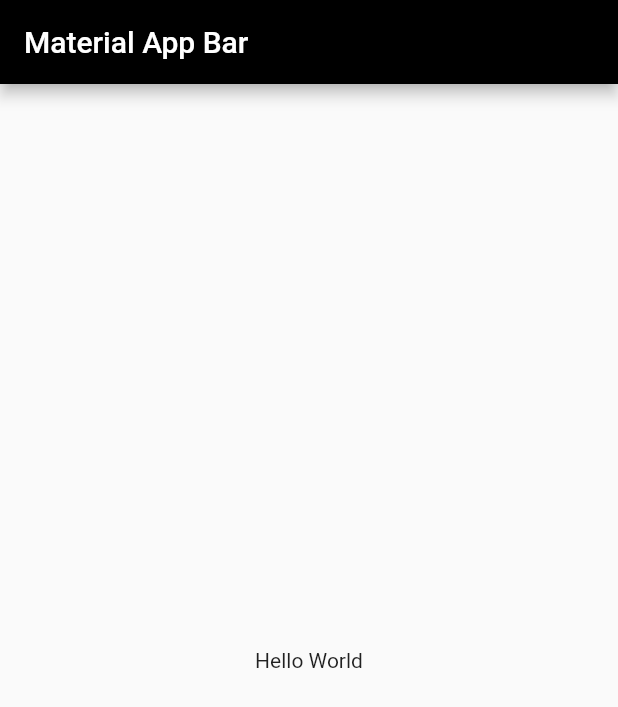
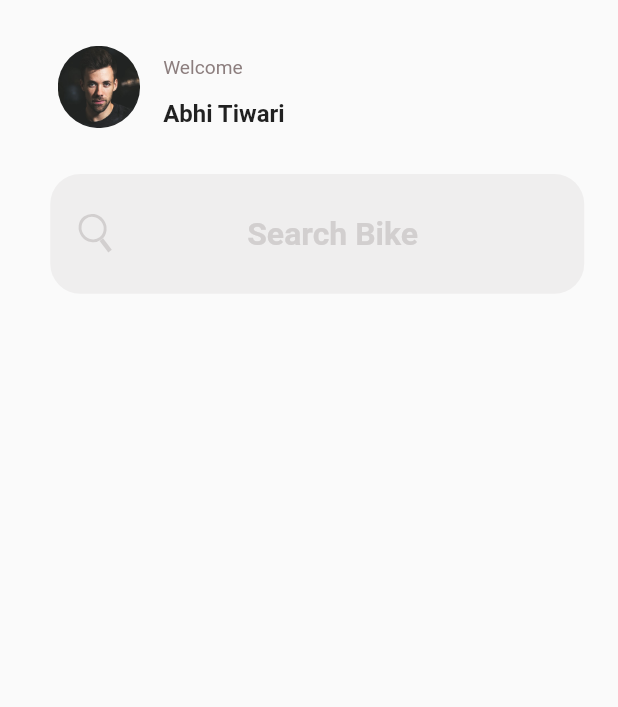
Before and after one commit to animeshxd/srchout_software_private_limited_assignment, a Flutter app: the screen it shows after launch, on a phone screen of 412 x 824 dp. Shown: the top 707 px of the screen. Run offline on Flutter 3.47's test engine with Material 2 defaults, Android fonts, the phone set to English and light mode, and no system bars; our stand-ins replace flutter_svg, google_fonts.

Commit message:
Add search filed and welcome widget

```diff
--- a/lib/main.dart
+++ b/lib/main.dart
@@ -1,6 +1,8 @@
 import 'package:flutter/material.dart';
 
 import 'constrains.dart';
+import 'widgets/search_field_bar.dart';
+import 'widgets/welcome.dart';
 
 void main() {
   runApp(const MainApp());
@@ -29,12 +31,26 @@ class HomeView extends StatelessWidget {
   Widget build(BuildContext context) {
     LayoutSize.init(context);
 
-    return Scaffold(
-      appBar: AppBar(
-        title: const Text('Material App Bar'),
-      ),
-      body: const Center(
-        child: Text('Hello World'),
+    debugPrint(LayoutSize.width.toString());
+    return SafeArea(
+      child: Scaffold(
+        body: Padding(
+          padding: EdgeInsets.only(left: 10.p, top: 25.p),
+          child: SingleChildScrollView(
+            child: Column(
+              children: [
+                const Welcome(),
+                SizedBox(
+                  width: 324.pw,
+                  child: Padding(
+                    padding: EdgeInsets.only(top: 25.p),
+                    child: const SearchFieldBar(),
+                  ),
+                )
+              ],
+            ),
+          ),
+        ),
       ),
     );
   }
--- /dev/null
+++ b/lib/widgets/search_field_bar.dart
@@ -0,0 +1,37 @@
+import 'package:flutter/material.dart';
+
+import '../constrains.dart';
+
+class SearchFieldBar extends StatelessWidget {
+  const SearchFieldBar({super.key});
+
+  @override
+  Widget build(BuildContext context) {
+    LayoutSize.init(context);
+    return TextField(
+      textAlign: TextAlign.center,
+      decoration: InputDecoration(
+        border: OutlineInputBorder(
+          borderRadius: BorderRadius.circular(20),
+          borderSide: BorderSide.none,
+        ),
+        hoverColor: Colors.transparent,
+        contentPadding: EdgeInsets.all(25.p),
+        prefixIcon: Container(
+          margin: EdgeInsets.only(left: 13.p),
+          width: 25,
+          height: 25,
+          child: SVGIcons.magnfying,
+        ),
+        hintText: 'Search Bike',
+        hintStyle: AppTheme.textStyle.copyWith(
+          fontWeight: FontWeight.w600,
+          fontSize: 20.pf,
+          color: const Color(0xFFD2CFCF),
+        ),
+        filled: true,
+        fillColor: const Color(0xFFEFEEEE),
+      ),
+    );
+  }
+}
--- /dev/null
+++ b/lib/widgets/welcome.dart
@@ -0,0 +1,45 @@
+import 'package:flutter/material.dart';
+import '../constrains.dart';
+import '../data.dart';
+
+class Welcome extends StatelessWidget {
+  const Welcome({super.key});
+
+  @override
+  Widget build(BuildContext context) {
+    LayoutSize.init(context);
+
+    return Row(
+      children: [
+        Container(
+          width: 50.p,
+          height: 50.p,
+          margin: EdgeInsets.only(left: 25.p, right: 14.p),
+          decoration: BoxDecoration(
+            borderRadius: BorderRadius.circular(25.p),
+            image: DecorationImage(image: AssetImage(user.image)),
+          ),
+        ),
+        Text.rich(
+          TextSpan(
+            children: [
+              TextSpan(
+                text: 'Welcome\n',
+                style: AppTheme.labelTextStyle
+                    .copyWith(fontSize: 12.pf, height: 2.pf),
+              ),
+              TextSpan(
+                text: user.name,
+                style: AppTheme.textStyle.copyWith(
+                  fontSize: 15.pf,
+                  fontWeight: FontWeight.w600,
+                  height: 2.pf,
+                ),
+              ),
+            ],
+          ),
+        ),
+      ],
+    );
+  }
+}
```
